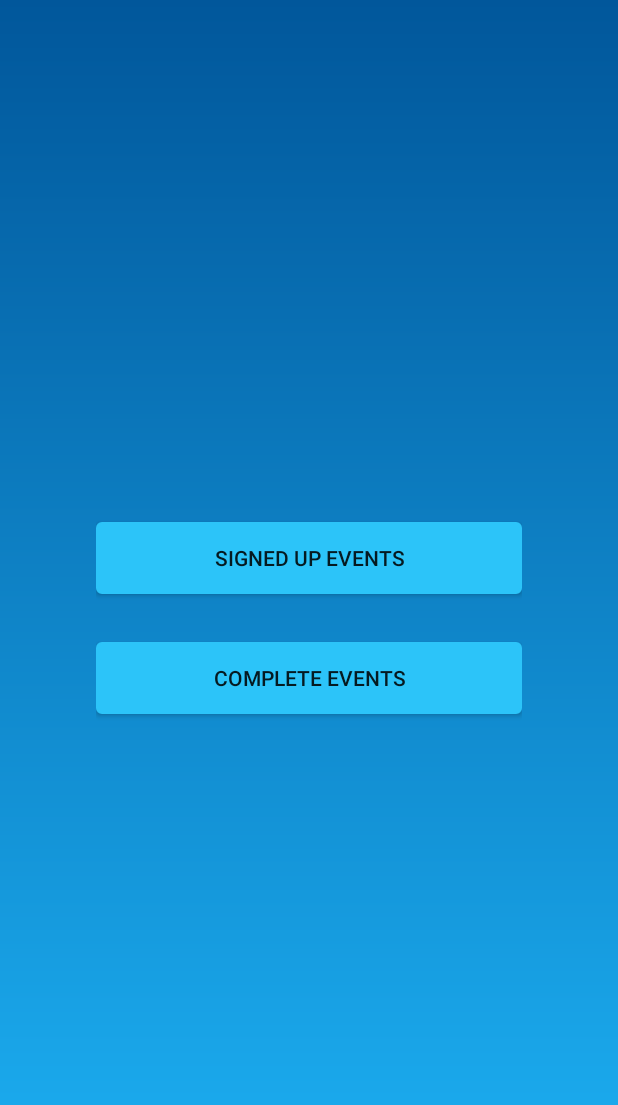
After one commit to M0-AR/SportEvent_Project, an Android app: the layout fragment_signup_to_event_home.xml on its own in the app's theme, with its tools: preview values and no code run, on a phone screen of 412 x 824 dp. The commit adds this screen. Shown: the top 1105 px of the screen. Run offline under Robolectric (Android 15) with nearby library versions, the phone set to English and light mode, and no system bars.

Commit message:
created singuptoevent screen. but recycleview is yet to be implemented.

```diff
--- a/app/src/main/res/layout/fragment_login_email.xml
+++ b/app/src/main/res/layout/fragment_login_email.xml
@@ -34,6 +34,7 @@
 
 
         <Button
+            android:id="@+id/emailLogin"
             android:layout_width="match_parent"
             android:layout_height="wrap_content"
             android:background="@drawable/button"
@@ -42,4 +43,6 @@
 
     </LinearLayout>
 
+    Rec
+
 </LinearLayout>
--- /dev/null
+++ b/app/src/main/res/layout/fragment_signup_to_event_home.xml
@@ -0,0 +1,52 @@
+<?xml version="1.0" encoding="utf-8"?>
+<RelativeLayout xmlns:android="http://schemas.android.com/apk/res/android"
+    xmlns:app="http://schemas.android.com/apk/res-auto"
+    xmlns:tools="http://schemas.android.com/tools"
+    android:layout_width="match_parent"
+    android:layout_height="match_parent"
+    android:background="@drawable/bg"
+    tools:context=".SignupToEventHome">
+
+
+
+
+    <LinearLayout
+        android:layout_width="match_parent"
+        android:layout_height="match_parent"
+        android:layout_margin="64dp"
+
+        android:orientation="vertical"
+        android:gravity="center">
+
+
+        <Button
+            android:id="@+id/orgLoginButton"
+            android:layout_marginBottom="32dp"
+            android:layout_width="match_parent"
+            android:layout_height="wrap_content"
+            android:text="signed up events"
+            android:background="@drawable/button"/>
+
+
+        <Button
+            android:id="@+id/userLoginButton"
+            android:layout_width="match_parent"
+            android:layout_height="wrap_content"
+            android:text="Complete events"
+            android:background="@drawable/button"/>
+
+
+    </LinearLayout>
+
+    <androidx.recyclerview.widget.RecyclerView
+        android:id="@+id/recyclerViewSignup"
+        android:layout_width="match_parent"
+        android:layout_height="wrap_content"
+        android:padding="4dp"
+        android:orientation="horizontal" />
+
+
+
+
+
+</RelativeLayout>
```
Also changed, not shown: app/src/main/AndroidManifest.xml (+4 -3 lines), app/src/main/java/com/example/sportevent/LoginEmail.java (+25 -2 lines), app/src/main/java/com/example/sportevent/SignupToEvenItem.java (added, +30 -0 lines), app/src/main/java/com/example/sportevent/SignupToEventHome.java (added, +44 -0 lines), app/src/main/java/com/example/sportevent/signupToEventsAdapter.java (added, +69 -0 lines), app/src/main/res/layout/signupevent_list_item.xml (added, +42 -0 lines), app/src/main/res/navigation/nav_graph.xml (+10 -1 lines).
